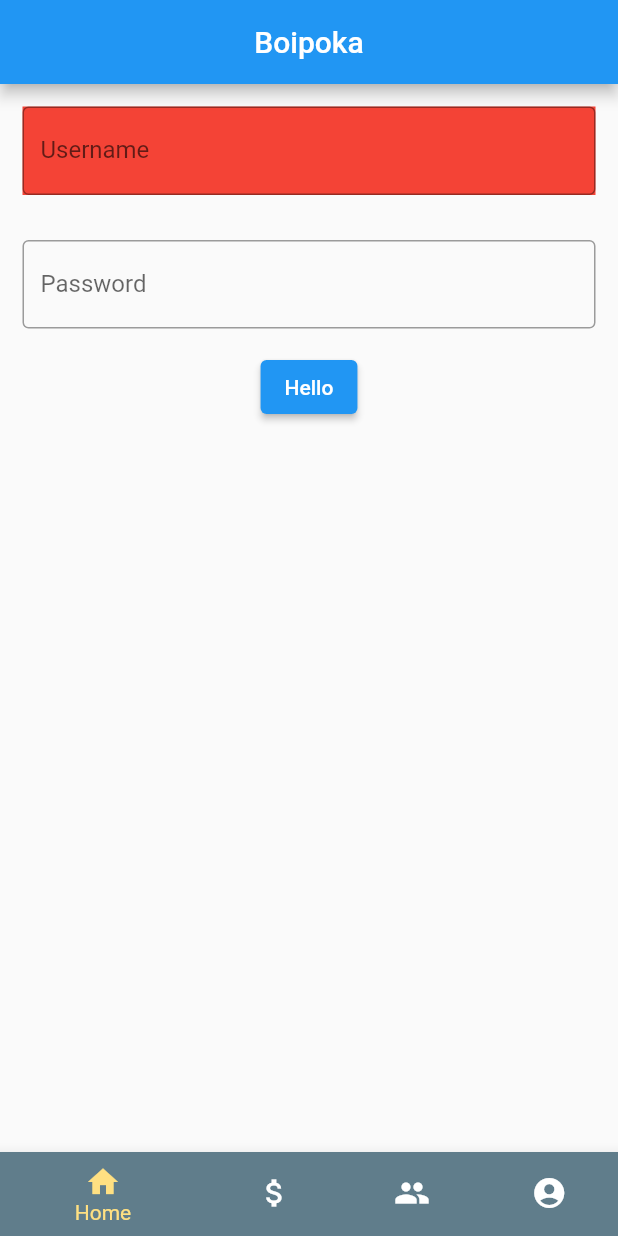
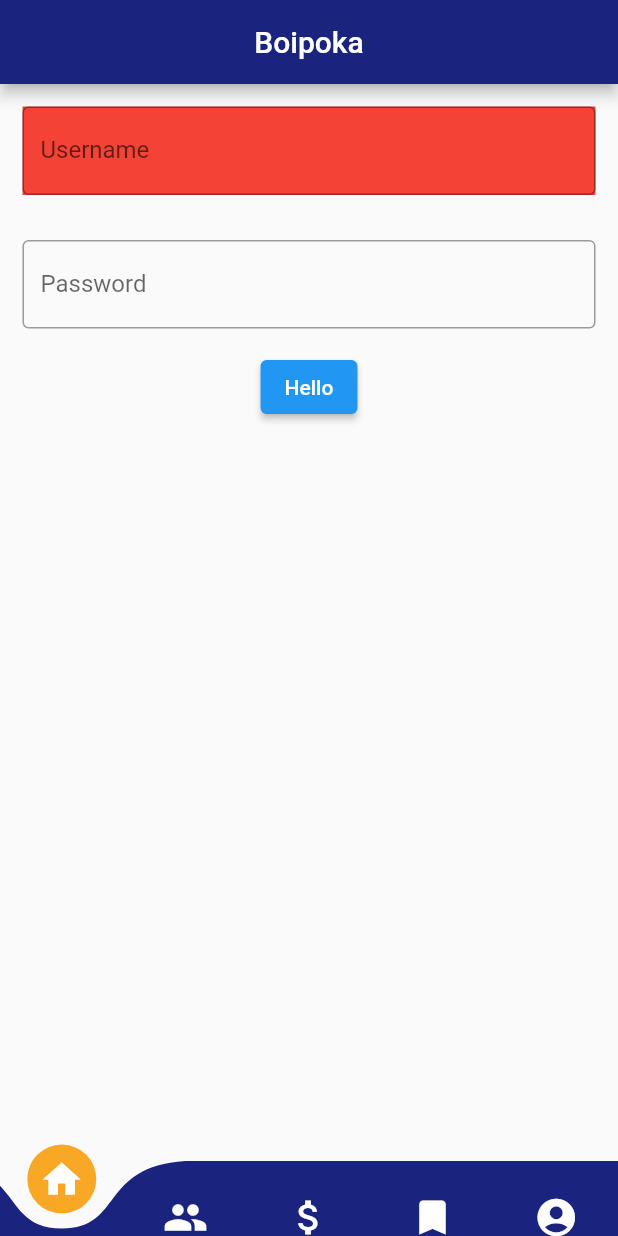
Before and after one commit to ShahriyarHussain/boipoka_mobile, a Flutter app: the screen it shows after launch, on a phone screen of 412 x 824 dp. Run offline on Flutter 3.47's test engine with Material 2 defaults, Android fonts, the phone set to English and light mode, and no system bars; drawn by our look-alikes of curved_navigation_bar; our stand-ins replace flutter_secure_storage; missing offline and left inert: dart:ffi.

Commit message:
Add functional navbar

```diff
--- a/lib/auth/login.dart
+++ b/lib/auth/login.dart
@@ -42,7 +42,8 @@ class _LoginState extends State<Login> {
 
   @override
   Widget build(BuildContext context) {
-    return Column(
+    return Center(
+        child: Column(
       mainAxisAlignment: MainAxisAlignment.start,
       children: [
         Container(
@@ -77,6 +78,6 @@ class _LoginState extends State<Login> {
           child: Text(_username + " " + _password),
         )
       ],
-    );
+    ));
   }
 }
--- a/lib/main.dart
+++ b/lib/main.dart
@@ -1,19 +1,43 @@
 import 'package:boipoka_mobile/Routes/post_list_route.dart';
-import 'package:boipoka_mobile/navbar.dart';
+import 'package:boipoka_mobile/auth/register.dart';
 import 'package:flutter/material.dart';
-import 'community/post_list.dart';
 import 'auth/login.dart';
 import 'auth/register.dart';
+import 'package:curved_navigation_bar/curved_navigation_bar.dart';
 
 void main() {
-  runApp(const AppMain());
+  runApp(const Main());
 }
 
-class AppMain extends StatelessWidget {
-  const AppMain({Key? key}) : super(key: key);
+class Main extends StatefulWidget {
+  const Main({Key? key}) : super(key: key);
+
+  @override
+  _MainState createState() => _MainState();
+}
+
+class _MainState extends State<Main> {
+  int _index = 0;
+
+  final items = const <Widget>[
+    Icon(
+      Icons.home,
+      size: 30,
+    ),
+    Icon(Icons.group, size: 30),
+    Icon(Icons.attach_money, size: 30),
+    Icon(Icons.bookmark, size: 30),
+    Icon(Icons.account_circle, size: 30),
+  ];
+
+  final _screens = const <Widget>[
+    Login(),
+    Register(),
+  ];
 
   @override
   Widget build(BuildContext context) {
+    // int _index = 1;
     return MaterialApp(
       title: 'Root widget',
       initialRoute: '/',
@@ -21,15 +45,26 @@ class AppMain extends StatelessWidget {
         '/postList': (context) => const PostListRoute(),
       },
       home: Scaffold(
+        extendBody: true,
         appBar: AppBar(
-          backgroundColor: Colors.blue,
+          backgroundColor: Colors.indigo[900],
           title: const Text('Boipoka'),
           centerTitle: true,
         ),
-        bottomNavigationBar: Navbar(),
-        body: const Center(
-          child: Login(),
-        ),
+        bottomNavigationBar: Theme(
+            data: Theme.of(context)
+                .copyWith(iconTheme: const IconThemeData(color: Colors.white)),
+            child: CurvedNavigationBar(
+                color: Colors.indigo[900]!,
+                buttonBackgroundColor: Colors.yellow[800],
+                backgroundColor: Colors.transparent,
+                animationCurve: Curves.easeInOut,
+                animationDuration: const Duration(milliseconds: 400),
+                items: items,
+                index: _index,
+                height: 50,
+                onTap: (index) => setState(() => _index = index))),
+        body: _screens[_index],
       ),
     );
   }
--- a/lib/navbar.dart
+++ b/lib/navbar.dart
@@ -1,45 +1,36 @@
-import 'package:flutter/material.dart';
+// import 'dart:developer';
 
-class Navbar extends StatefulWidget {
-  const Navbar({Key? key}) : super(key: key);
+// import 'package:curved_navigation_bar/curved_navigation_bar.dart';
+// import 'package:flutter/material.dart';
 
-  @override
-  _NavbarState createState() => _NavbarState();
-}
+// class Navbar extends StatefulWidget {
+//   const Navbar({Key? key}) : super(key: key);
 
-class _NavbarState extends State<Navbar> {
-  int _selectedIndex = 0;
+//   @override
+//   _NavbarState createState() => _NavbarState();
+// }
 
-  void _onItemTapped(int index) {
-    setState(() {
-      _selectedIndex = index;
-    });
-  }
+// class _NavbarState extends State<Navbar> {
+//   int _selectedIndex = 1;
 
-  @override
-  Widget build(BuildContext context) {
-    return BottomNavigationBar(
-      items: const <BottomNavigationBarItem>[
-        BottomNavigationBarItem(
-            icon: Icon(Icons.home),
-            label: 'Home',
-            backgroundColor: Colors.blueGrey),
-        BottomNavigationBarItem(
-            icon: Icon(Icons.attach_money),
-            label: 'Trade',
-            backgroundColor: Colors.blueGrey),
-        BottomNavigationBarItem(
-            icon: Icon(Icons.group),
-            label: 'Community',
-            backgroundColor: Colors.blueGrey),
-        BottomNavigationBarItem(
-            icon: Icon(Icons.account_circle),
-            label: 'Account',
-            backgroundColor: Colors.blueGrey),
-      ],
-      currentIndex: _selectedIndex,
-      selectedItemColor: Colors.amber[200],
-      onTap: _onItemTapped,
-    );
-  }
-}
+  // final items = const <Widget>[
+  //   Icon(
+  //     Icons.home,
+  //     size: 30,
+  //   ),
+  //   Icon(Icons.group, size: 30),
+  //   Icon(Icons.attach_money, size: 30),
+  //   Icon(Icons.bookmark, size: 30),
+  //   Icon(Icons.account_circle, size: 30),
+  // ];
+
+//   void _onItemTapped(int index) {
+//     setState(() {
+//       _selectedIndex = index;
+//     });
+//   }
+
+//   @override
+//   Widget build(BuildContext context) {
+//     return
+// }
--- a/pubspec.yaml
+++ b/pubspec.yaml
@@ -30,6 +30,7 @@ dependencies:
   http: ^0.13.4
   flutter_secure_storage: ^5.0.2
   html: ^0.15.0
+  curved_navigation_bar: ^1.0.1
   flutter:
     sdk: flutter
 
```
Also changed, not shown: pubspec.lock, 1 other file.
